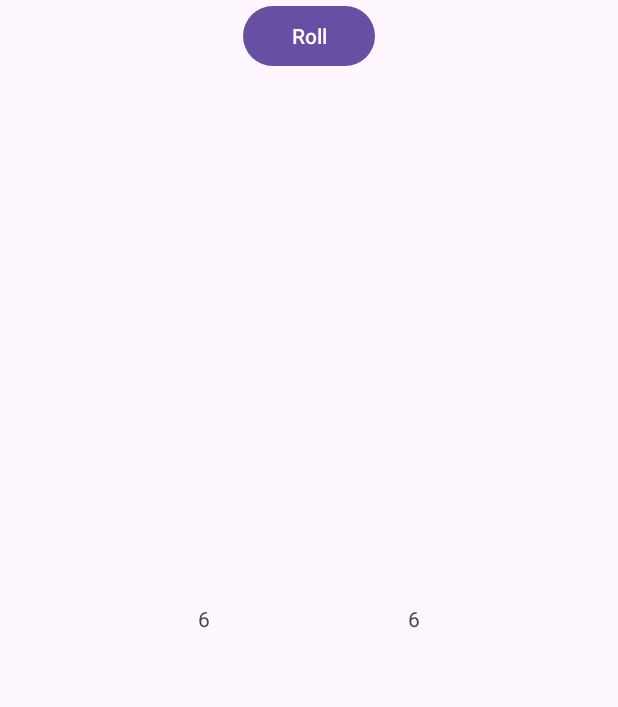
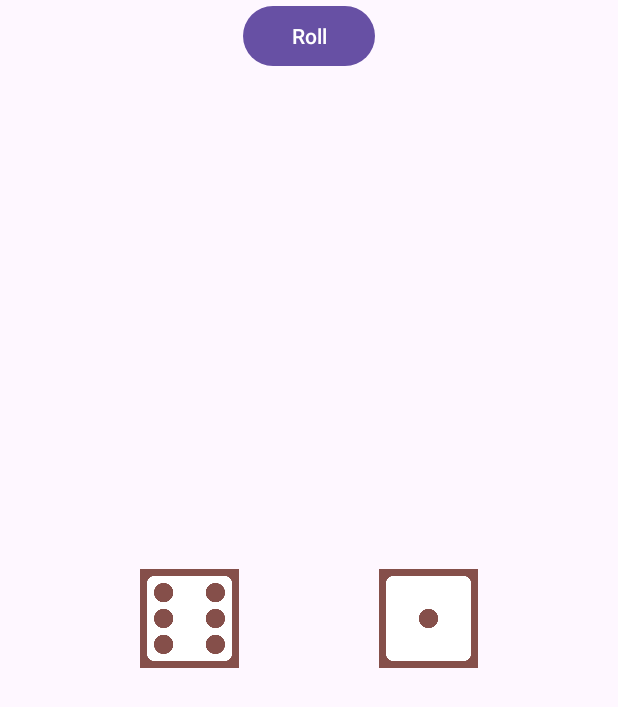
Before and after one commit to hqnqip/PigGame, an Android app: the GameScreen screen opened directly, with no data from a screen before it, after a tap on "Roll", on a phone screen of 412 x 824 dp. Shown: the top 707 px of the screen. Run offline under Robolectric (Android 15) with nearby library versions, the phone set to English and light mode, and no system bars.

Commit message:
dice will now change with images instead of text

```diff
--- a/app/src/main/java/com/example/piggame1/GameScreen.java
+++ b/app/src/main/java/com/example/piggame1/GameScreen.java
@@ -38,6 +38,10 @@ public class GameScreen extends AppCompatActivity {
         dice2 = findViewById(R.id.die2);
         rollBtn = findViewById(R.id.RollButton);
 
+        Random r = new Random();
+        dice1.setImageResource(getDieImage(r.nextInt(6) + 1));
+        dice2.setImageResource(getDieImage(r.nextInt(6) + 1));
+
         rollBtn.setOnClickListener(new View.OnClickListener() {
             @Override
             public void onClick(View view) {
@@ -60,6 +64,8 @@ public class GameScreen extends AppCompatActivity {
                         //Do something after 1s
                         //dice1.setText("" + (rn.nextInt(6) + 1));
                         //dice2.setText("" + (rn.nextInt(6) + 1));
+                        dice1.setImageResource(getDieImage(rn.nextInt(6) + 1));
+                        dice2.setImageResource(getDieImage(rn.nextInt(6) + 1));
                     }
                 }, 50 * (2 * i + 1));
             }
--- a/app/src/main/res/layout/activity_game_screen.xml
+++ b/app/src/main/res/layout/activity_game_screen.xml
@@ -15,31 +15,33 @@
         app:layout_constraintTop_toTopOf="parent"
         app:layout_constraintVertical_bias="0.5">
 
-        <TextView
+        <ImageView
             android:id="@+id/die1"
-            android:layout_width="wrap_content"
-            android:layout_height="wrap_content"
-            android:text="6"
+            android:layout_width="66dp"
+            android:layout_height="66dp"
+            android:contentDescription="dice 1"
             app:layout_constraintBottom_toBottomOf="parent"
             app:layout_constraintEnd_toEndOf="parent"
             app:layout_constraintHorizontal_bias="0.5"
             app:layout_constraintStart_toEndOf="@+id/die2"
             app:layout_constraintTop_toTopOf="parent"
             app:layout_constraintVertical_bias="0.5"
-            tools:ignore="HardcodedText" />
+            tools:ignore="HardcodedText"
+            tools:srcCompat="@drawable/six" />
 
-        <TextView
+        <ImageView
             android:id="@+id/die2"
-            android:layout_width="wrap_content"
-            android:layout_height="wrap_content"
-            android:text="6"
+            android:layout_width="66dp"
+            android:layout_height="66dp"
+            android:contentDescription="dice 2"
             app:layout_constraintBottom_toBottomOf="parent"
             app:layout_constraintEnd_toStartOf="@+id/die1"
             app:layout_constraintHorizontal_bias="0.5"
             app:layout_constraintStart_toStartOf="parent"
             app:layout_constraintTop_toTopOf="parent"
             app:layout_constraintVertical_bias="0.5"
-            tools:ignore="HardcodedText" />
+            tools:ignore="HardcodedText"
+            tools:srcCompat="@drawable/six" />
 
         <Button
             android:id="@+id/RollButton"
```
